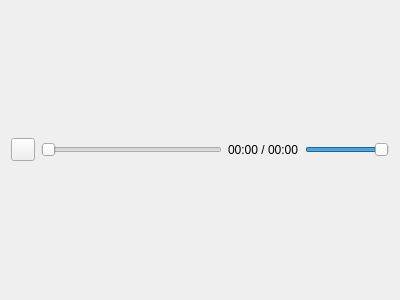
The window that src/gui/src/viewer/players/video-player.ui (Bionus/imgbrd-grabber) describes before a commit, drawn with Qt 5.
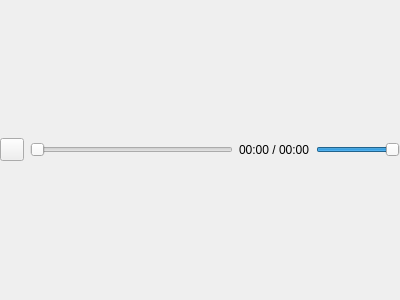
The same window after the commit.

Commit message: Add setting to hide video player controls

What changed in the file:
```diff
--- a/src/gui/src/viewer/players/video-player.ui
+++ b/src/gui/src/viewer/players/video-player.ui
@@ -14,8 +14,33 @@
    <string>Form</string>
   </property>
   <layout class="QVBoxLayout" name="verticalLayout">
+   <property name="leftMargin">
+    <number>0</number>
+   </property>
+   <property name="topMargin">
+    <number>0</number>
+   </property>
+   <property name="rightMargin">
+    <number>0</number>
+   </property>
+   <property name="bottomMargin">
+    <number>0</number>
+   </property>
    <item>
-    <layout class="QHBoxLayout" name="controls" stretch="0,1,0,0">
+    <widget class="QWidget" name="controls" native="true">
+     <layout class="QHBoxLayout" name="controlsLayout" stretch="0,1,0,0">
+      <property name="leftMargin">
+       <number>0</number>
+      </property>
+      <property name="topMargin">
+       <number>0</number>
+      </property>
+      <property name="rightMargin">
+       <number>0</number>
+      </property>
+      <property name="bottomMargin">
+       <number>0</number>
+      </property>
      <item>
       <widget class="QToolButton" name="buttonPlayPause">
        <property name="text">
@@ -51,6 +76,7 @@
       </widget>
      </item>
     </layout>
+    </widget>
    </item>
   </layout>
  </widget>
```
Lines whose indentation alone changed are shown as unchanged. The commit also changes 5 other files.
